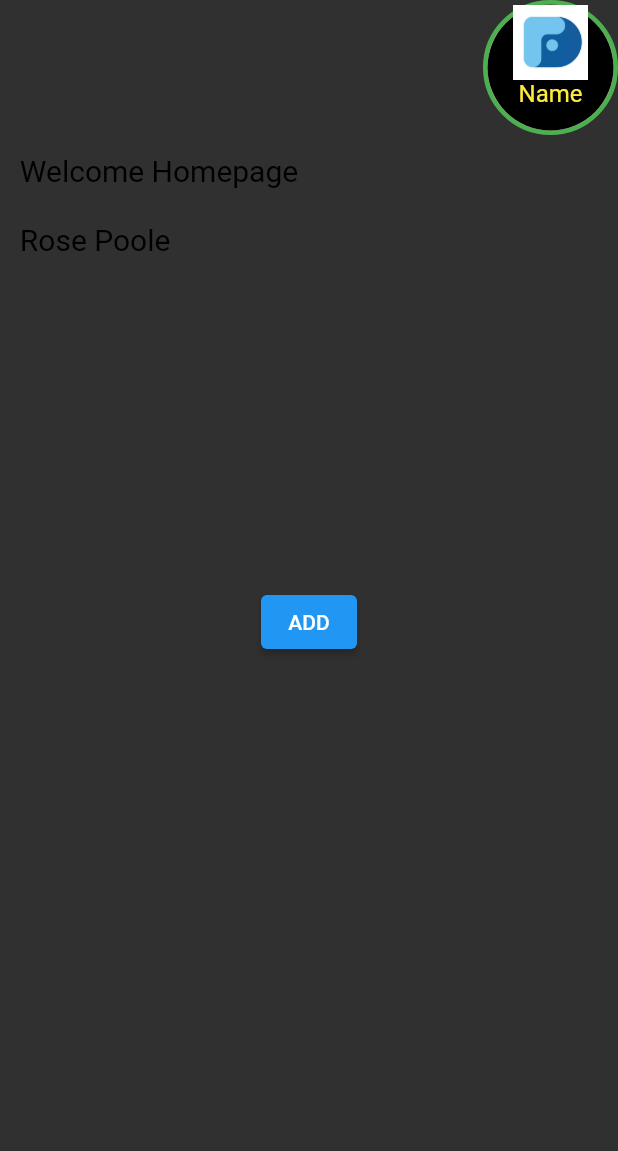
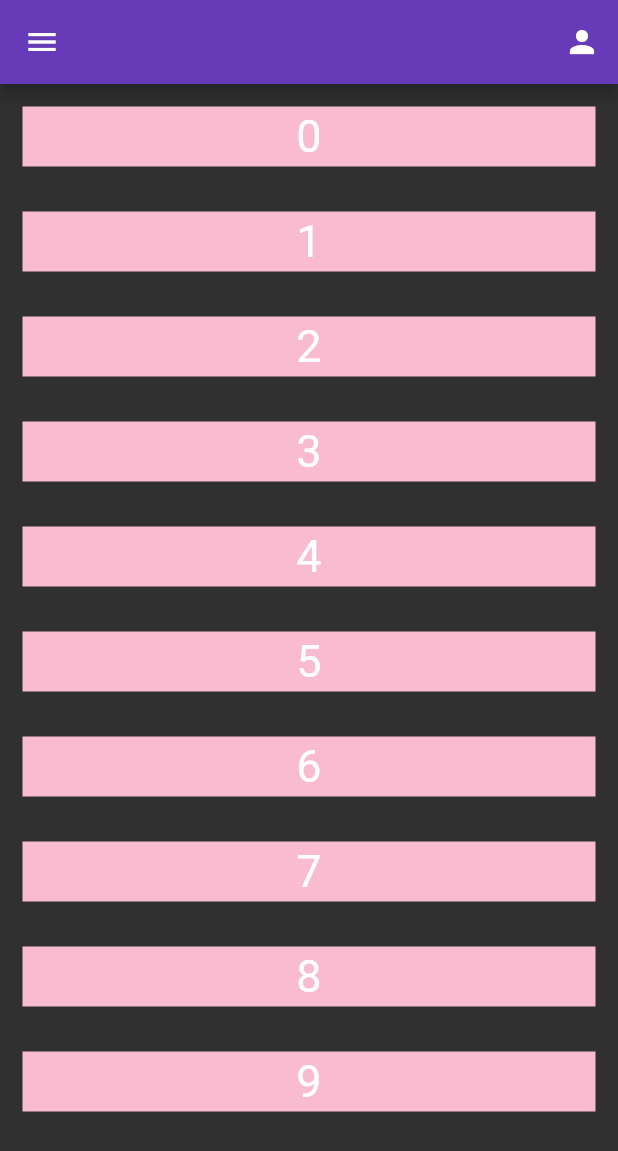
Before and after one commit to akshayagrg147/NoteSaverFlutter, a Flutter app: the screen it shows after launch, on a phone screen of 412 x 824 dp. Shown: the top 1151 px of the screen. Run offline on Flutter 3.47's test engine with Material 2 defaults, Android fonts, the phone set to English and light mode, and no system bars; our stand-ins replace flutter_credit_card, hive, hive_flutter; missing offline and left inert: card_scanner; accounts and stored records are empty.

```diff
--- a/lib/homepage.dart
+++ b/lib/homepage.dart
@@ -1,19 +1,16 @@
 import 'package:cardsaver/notesave/noteScreen.dart';
 import 'package:flutter/material.dart';
-void main() {
-  runApp(const MyApp());
-}
 
-class MyApp extends StatelessWidget {
-  const MyApp({super.key});
+class HomePage extends StatelessWidget {
+  const HomePage({super.key});
 
   // This widget is the root of your application.
   @override
   Widget build(BuildContext context) {
     return MaterialApp(
       title: 'Flutter Demo',
+      debugShowCheckedModeBanner: false,
       theme: ThemeData(
-
         primarySwatch: Colors.blue,
       ),
       home: const MyHomePage(title: 'Flutter Demo Home Page'),
@@ -31,75 +28,77 @@ class MyHomePage extends StatefulWidget {
 }
 
 class _MyHomePageState extends State<MyHomePage> {
-  double height = 0 , width = 0;
+  double height = 0, width = 0;
 
   @override
   Widget build(BuildContext context) {
-    height =  MediaQuery.of(context).size.height;
-    width =  MediaQuery.of(context).size.width;
     return Scaffold(
-      body: Stack(
-        children: [
-          Column(  children: [
-            //profilecard
-            Align(
-                alignment: AlignmentDirectional.topEnd,
-                child: Container(
-                  decoration: BoxDecoration(
-                    color: Colors.yellow[100],
-                    border: Border.all(
-                      color: Colors.green,
-                      width: 3,
-                    ),
-                    borderRadius: BorderRadius.circular(50),),
-                  height: 90,
-                  width: 90,
-                  child: CircleAvatar(
-                    child: Column(
-                      children: [
-                        Container(
-                            width: 50,
-                            child: Image.asset('assets/images/devs.jpg')) ,
-                        Text("Name",style: TextStyle(color: Colors.yellow),)
-                      ],
-                    ),
-                    backgroundColor: Colors.black,
-                    maxRadius: 50,
-                  ),
-                )
-            ),
+        appBar:  AppBar(
 
-//container 1
+          backgroundColor: Colors.deepPurple,
+          leading: IconButton(
+            icon: Icon(Icons.menu),
+            tooltip: 'Menu',
+            onPressed: () {},
+          ), //IconButton
+          actions: <Widget>[
+            //IconButton
+            IconButton(
+              icon: Icon(Icons.person),
+              tooltip: 'Person',
+              onPressed: () {},
+            ), //IconButton
+          ], //<Widget>[]
+        ),
+      body: CustomScrollView(
+        slivers: [
 
-            Container(
-              height: height *.35,
-              child: Text("Welcome Homepage\n\nRose Poole",style: TextStyle(color: Colors.black,fontSize: 20)),
+          SliverList(
+            delegate: SliverChildBuilderDelegate(
+    (BuildContext context, int index) {
+    return Padding(
+    padding: const EdgeInsets.all(15.0),
+    child: Container(
+    color: Colors.pink[100],
+    height: 40,
+    alignment: Alignment.center,
+    child: Text(
+    "$index",
+    style: const TextStyle(fontSize: 30),
+    ),
+    ),
+    );
+    },
+    // 40 list items
+    childCount: 10,
+    ),
 
-              decoration: BoxDecoration(
+    ),
 
-              ),
-              margin: const EdgeInsets.fromLTRB(0, 12.3, 200, 0),
-            ),
-
-
-            //cotainer 2
-
-            ElevatedButton(
-              child: const Text('ADD'),
-              onPressed: () {
-                Navigator.push(
-                  context,
-                  MaterialPageRoute(builder: (context) =>  NoteScreen()),
-                );
-              },
-            )
-
-          ],
-          )
         ],
       ),
     );
   }
+}
+
+Widget topBar() {
+  return AppBar(
+
+    backgroundColor: Colors.deepPurple,
+    leading: IconButton(
+      icon: Icon(Icons.menu),
+      tooltip: 'Menu',
+      onPressed: () {},
+    ), //IconButton
+    actions: <Widget>[
+      //IconButton
+      IconButton(
+        icon: Icon(Icons.person),
+        tooltip: 'Person',
+        onPressed: () {},
+      ), //IconButton
+    ], //<Widget>[]
+  );
 }
 
 class FirstRoute extends StatelessWidget {
@@ -110,6 +109,7 @@ class FirstRoute extends StatelessWidget {
     return Scaffold(
       appBar: AppBar(
         title: const Text('First Route'),
+
       ),
       body: Center(
         child: ElevatedButton(
@@ -117,7 +117,7 @@ class FirstRoute extends StatelessWidget {
           onPressed: () {
             Navigator.push(
               context,
-              MaterialPageRoute(builder: (context) =>  FirstRoute()),
+              MaterialPageRoute(builder: (context) => FirstRoute()),
             );
           },
         ),
--- a/pubspec.yaml
+++ b/pubspec.yaml
@@ -47,6 +47,7 @@ dev_dependencies:
 
   build_runner: ^2.3.3
   hive_generator: ^2.0.0
+  sliver_tools: ^0.2.9
   flutter_test:
     sdk: flutter
 
@@ -69,6 +70,7 @@ flutter:
   uses-material-design: true
   assets:
     - assets/images/
+    - assets/gif/
 
   # To add assets to your application, add an assets section, like this:
   # assets:
```
Also changed, not shown: pubspec.lock.
